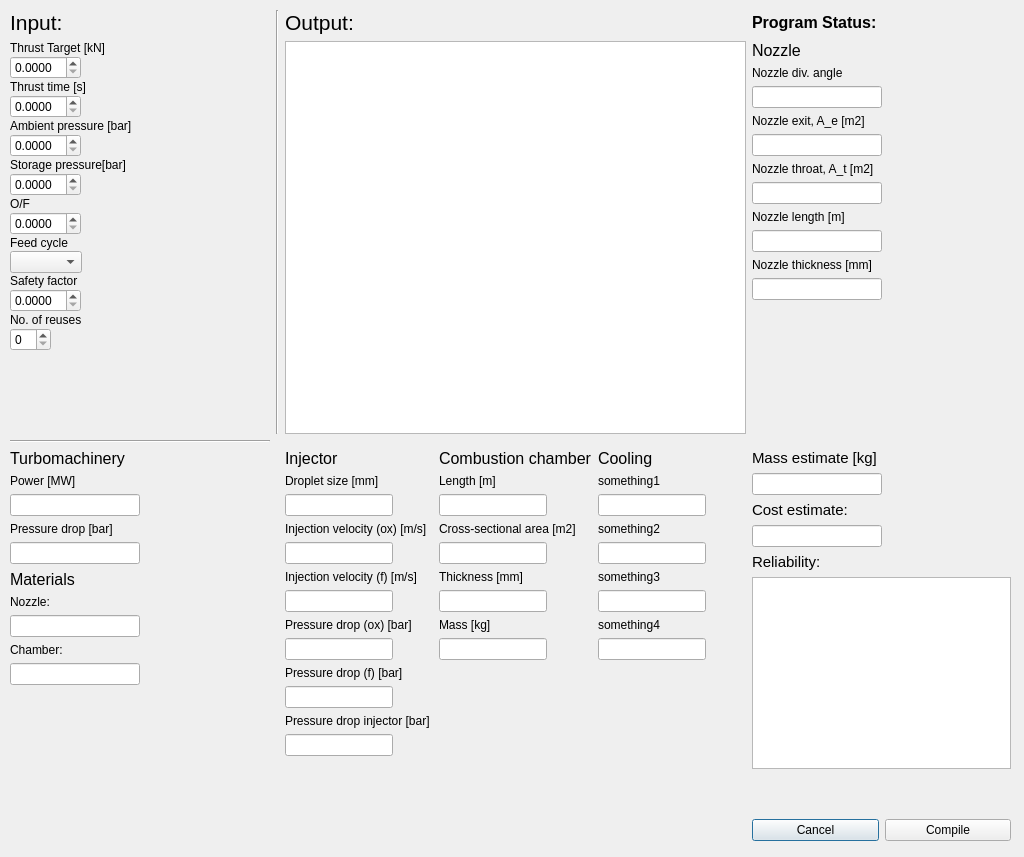
casruks/CDP-LRE-Integrated-Design-Model, file GUI.ui: the form before one commit.
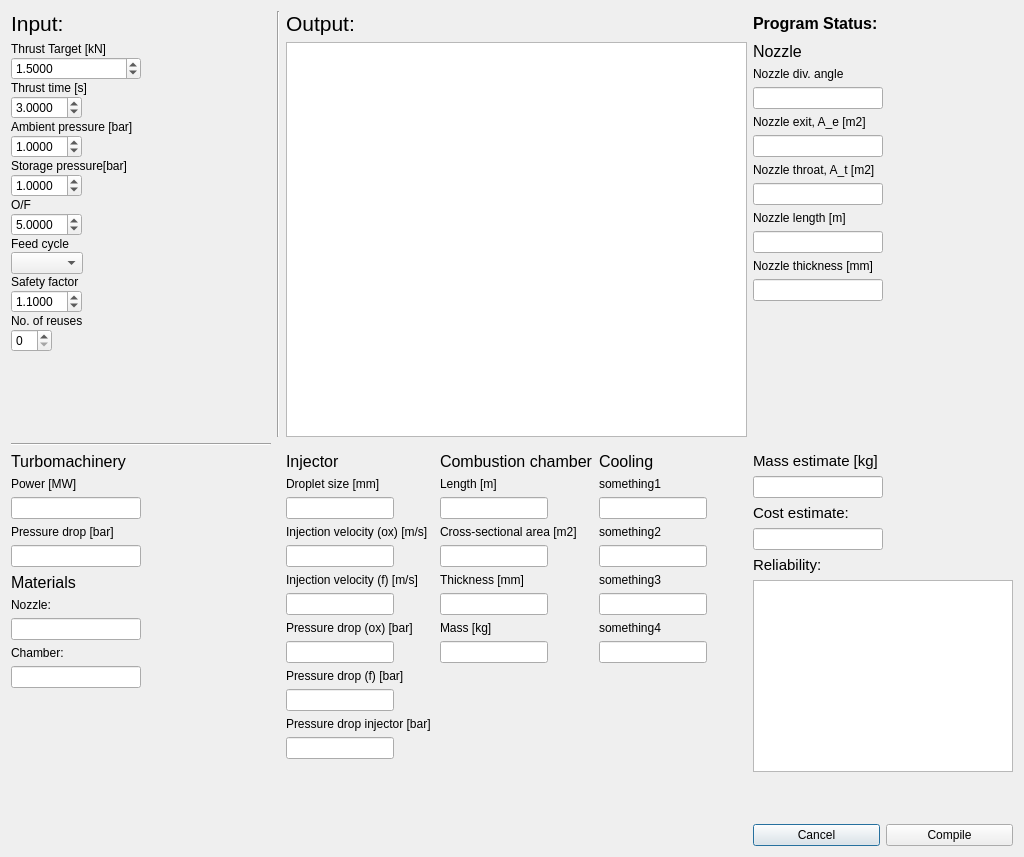
The form after the commit.

Patch:
```diff
--- a/GUI.ui
+++ b/GUI.ui
@@ -16,15 +16,8 @@
   <property name="locale">
    <locale language="English" country="UnitedStates"/>
   </property>
-  <widget class="QWidget" name="gridLayoutWidget">
-   <property name="geometry">
-    <rect>
-     <x>10</x>
-     <y>10</y>
-     <width>1001</width>
-     <height>831</height>
-    </rect>
-   </property>
+  <layout class="QHBoxLayout" name="horizontalLayout_23">
+   <item>
    <layout class="QGridLayout" name="Mainlayout">
     <item row="3" column="3">
      <layout class="QVBoxLayout" name="BottomRGrid">
@@ -410,9 +403,18 @@
        <layout class="QHBoxLayout" name="horizontalLayout_T">
         <item>
          <widget class="QDoubleSpinBox" name="doubleSpinBox_T">
+           <property name="sizePolicy">
+            <sizepolicy hsizetype="Expanding" vsizetype="Fixed">
+             <horstretch>0</horstretch>
+             <verstretch>0</verstretch>
+            </sizepolicy>
+           </property>
           <property name="decimals">
            <number>4</number>
           </property>
+           <property name="value">
+            <double>1.500000000000000</double>
+           </property>
          </widget>
         </item>
         <item>
@@ -444,6 +446,9 @@
           <property name="decimals">
            <number>4</number>
           </property>
+           <property name="value">
+            <double>3.000000000000000</double>
+           </property>
          </widget>
         </item>
         <item>
@@ -475,6 +480,9 @@
           <property name="decimals">
            <number>4</number>
           </property>
+           <property name="value">
+            <double>1.000000000000000</double>
+           </property>
          </widget>
         </item>
         <item>
@@ -506,6 +514,9 @@
           <property name="decimals">
            <number>4</number>
           </property>
+           <property name="value">
+            <double>1.000000000000000</double>
+           </property>
          </widget>
         </item>
         <item>
@@ -537,6 +548,9 @@
           <property name="decimals">
            <number>4</number>
           </property>
+           <property name="value">
+            <double>5.000000000000000</double>
+           </property>
          </widget>
         </item>
         <item>
@@ -595,6 +609,9 @@
           <property name="decimals">
            <number>4</number>
           </property>
+           <property name="value">
+            <double>1.100000000000000</double>
+           </property>
          </widget>
         </item>
         <item>
@@ -1385,7 +1402,6 @@
         <property name="font">
          <font>
           <pointsize>12</pointsize>
-          <weight>75</weight>
           <bold>true</bold>
          </font>
         </property>
@@ -1409,7 +1425,8 @@
      </layout>
     </item>
    </layout>
-  </widget>
+   </item>
+  </layout>
  </widget>
  <resources/>
  <connections/>
```
Left out of the diff: 3 changed lines with no effect on the pictures. Lines whose indentation alone changed are shown as unchanged.
